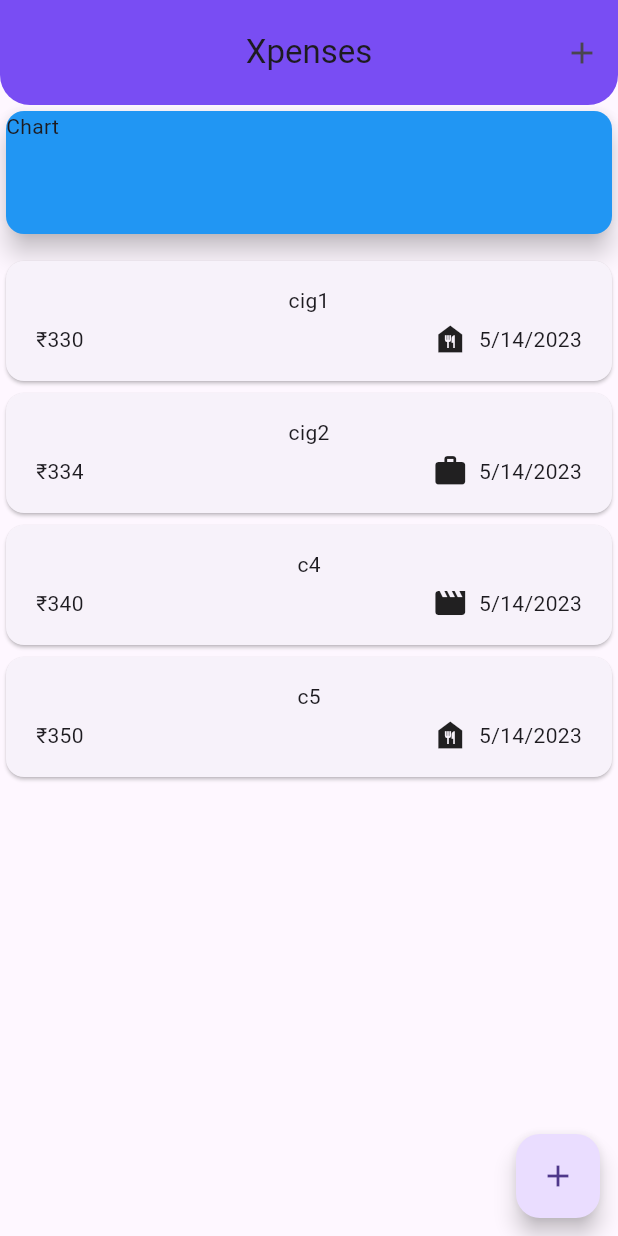
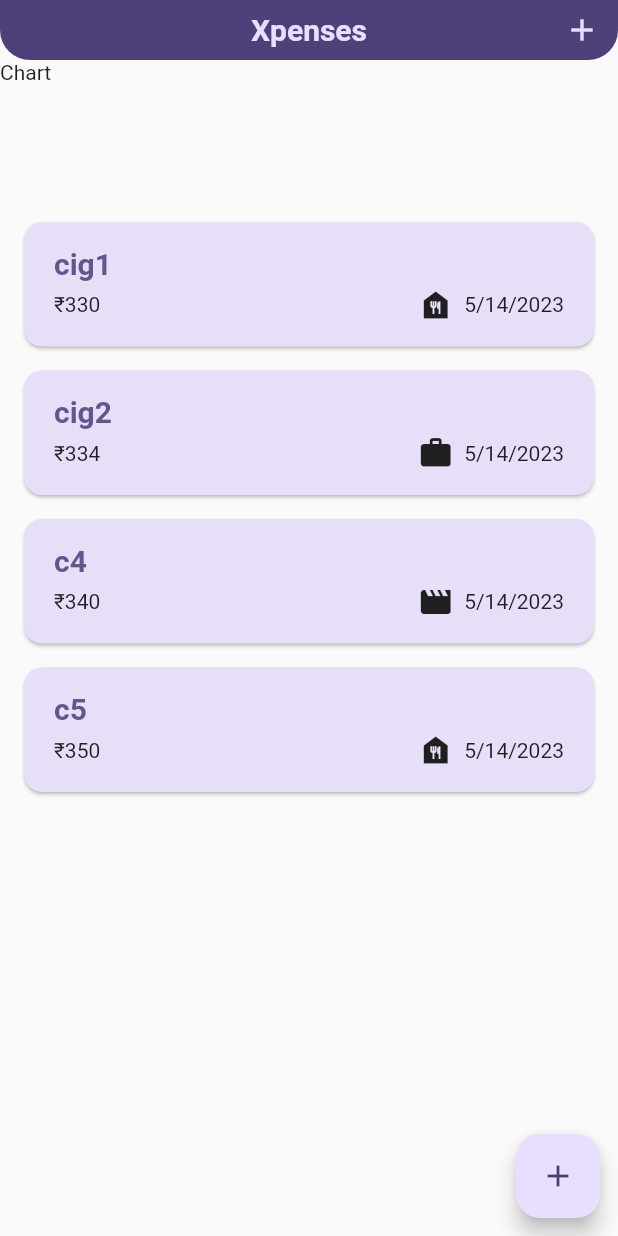
Before and after one commit to shivam-bajaj/Expense-Flutter-Mobile-App, a Flutter app: the screen it shows after launch, on a phone screen of 412 x 824 dp. Run offline on Flutter 3.47's test engine with Material 2 defaults, Android fonts, the phone set to English and light mode, and no system bars.

Commit message:
theming  and dismissal widget

```diff
--- a/lib/main.dart
+++ b/lib/main.dart
@@ -4,22 +4,51 @@ import 'package:xpenses/widgets/expenses_list.dart';
 
 import 'models/expenses.dart';
 
-void main() => runApp(MyApp());
+var kColorScheme = ColorScheme.fromSeed(seedColor: Colors.deepPurpleAccent);
 
-class MyApp extends StatelessWidget {
-  const MyApp({super.key});
-
-  @override
-  Widget build(BuildContext context) {
-    return MaterialApp(
+void main() => runApp(MaterialApp(
       title: 'Xpenses',
-      theme: ThemeData(useMaterial3: true),
-      home: HomePage(),
-    );
-  }
-}
+      theme: ThemeData().copyWith(
+        useMaterial3: true,
+        colorScheme: kColorScheme,
+        appBarTheme: const AppBarTheme().copyWith(
+          backgroundColor: kColorScheme.onPrimaryContainer,
+          foregroundColor: kColorScheme.primaryContainer,
+          centerTitle: true,
+          elevation: 10,
+          toolbarHeight: 40,
+          shape: const RoundedRectangleBorder(
+            borderRadius: BorderRadius.vertical(bottom: Radius.circular(20)),
+          ),
+        ),
+        cardTheme: const CardTheme().copyWith(
+          color: kColorScheme.secondaryContainer,
+          margin: const EdgeInsets.symmetric(horizontal: 16, vertical: 8),
+        ),
+        elevatedButtonTheme: ElevatedButtonThemeData(
+            style: ElevatedButton.styleFrom(
+          backgroundColor: kColorScheme.primary,
+          foregroundColor: kColorScheme.primaryContainer,
+        )),
+        textButtonTheme: TextButtonThemeData(
+            style: TextButton.styleFrom(
+          backgroundColor: kColorScheme.secondary,
+          foregroundColor: kColorScheme.secondaryContainer,
+        )),
+        textTheme: ThemeData().textTheme.copyWith(
+              titleLarge: TextStyle(
+                fontWeight: FontWeight.bold,
+                fontSize: 20,
+                color: kColorScheme.primary,
+              ),
+            ),
+      ),
+      home: const HomePage(),
+    ));
 
 class HomePage extends StatefulWidget {
+  const HomePage({super.key});
+
   @override
   State<HomePage> createState() => _HomePageState();
 }
@@ -55,6 +84,28 @@ class _HomePageState extends State<HomePage> {
     });
   }
 
+  void _removeExpense(Expense expense) {
+    final expenseIndex = _userExpenses.indexOf(expense);
+    setState(() {
+      _userExpenses.remove(expense);
+    });
+    ScaffoldMessenger.of(context).clearSnackBars();
+    ScaffoldMessenger.of(context).showSnackBar(
+      SnackBar(
+        content: const Text('Expense Deleted'),
+        duration: const Duration(seconds: 4),
+        action: SnackBarAction(
+          label: 'Undo',
+          onPressed: () {
+            setState(() {
+              _userExpenses.insert(expenseIndex, expense);
+            });
+          },
+        ),
+      ),
+    );
+  }
+
   void _openAddExpenseOverlay() {
     showModalBottomSheet(
         isScrollControlled: true,
@@ -68,15 +119,19 @@ class _HomePageState extends State<HomePage> {
 
   @override
   Widget build(BuildContext context) {
+    Widget mainContent = ExpensesList(
+      expenses: _userExpenses,
+      onRemoveExpense: _removeExpense,
+    );
+    if (_userExpenses.isEmpty) {
+      mainContent = const Center(
+        child: Text("No Expense found, Start adding some"),
+      );
+    }
+
     return Scaffold(
       appBar: AppBar(
         title: const Text('Xpenses'),
-        centerTitle: true,
-        elevation: 10,
-        backgroundColor: Colors.deepPurpleAccent,
-        shape: const RoundedRectangleBorder(
-            borderRadius: BorderRadius.vertical(bottom: Radius.circular(20))),
-        toolbarHeight: 70,
         actions: [
           IconButton(
               icon: const Icon(Icons.add_outlined),
@@ -89,21 +144,15 @@ class _HomePageState extends State<HomePage> {
         onPressed: _openAddExpenseOverlay,
       ),
       body: Column(
-        crossAxisAlignment: CrossAxisAlignment.stretch,
+        // crossAxisAlignment: CrossAxisAlignment.stretch,
         children: <Widget>[
           Container(
               width: double.infinity,
               height: 100,
-              padding: new EdgeInsets.only(bottom: 10),
-              child: Card(
-                child: Text("Chart"),
-                color: Colors.blue,
-                elevation: 7,
-              )),
+              padding: const EdgeInsets.only(bottom: 10),
+              child: Text("Chart")),
           Expanded(
-            child: ExpensesList(
-              expenses: _userExpenses,
-            ),
+            child: mainContent,
           ),
         ],
       ),
--- a/lib/widgets/expense_item.dart
+++ b/lib/widgets/expense_item.dart
@@ -9,10 +9,14 @@ class ExpenseItem extends StatelessWidget {
   Widget build(BuildContext context) {
     return Card(
       child: Padding(
-        padding: EdgeInsets.symmetric(horizontal: 20, vertical: 16),
+        padding: const EdgeInsets.symmetric(horizontal: 20, vertical: 16),
         child: Column(
+          crossAxisAlignment: CrossAxisAlignment.start,
           children: [
-            Text(expense.title),
+            Text(
+              expense.title,
+              style: Theme.of(context).textTheme.titleLarge,
+            ),
             SizedBox(
               height: 4,
             ),
--- a/lib/widgets/expenses_list.dart
+++ b/lib/widgets/expenses_list.dart
@@ -1,21 +1,27 @@
 import 'package:flutter/material.dart';
+import 'package:xpenses/main.dart';
 import 'package:xpenses/widgets/expense_item.dart';
 import '../models/expenses.dart';
 
 class ExpensesList extends StatelessWidget {
   final List<Expense> expenses;
+  final void Function(Expense expense) onRemoveExpense;
 
-  const ExpensesList({super.key, required this.expenses});
+  const ExpensesList(
+      {super.key, required this.expenses, required this.onRemoveExpense});
 
   @override
   Widget build(BuildContext context) {
-    return Container(
-      height: 300,
-      child: ListView.builder(
-        itemCount: expenses.length,
-        itemBuilder: (ctx, index) {
-          return ExpenseItem(expenses[index]);
-        },
+    return ListView.builder(
+      itemCount: expenses.length,
+      itemBuilder: (ctx, index) => Dismissible(
+        background: Container(
+          // color: kColorScheme.error,
+          color: Theme.of(context).colorScheme.error,
+        ),
+        onDismissed: (direction) => onRemoveExpense(expenses[index]),
+        key: ValueKey(expenses[index]),
+        child: ExpenseItem(expenses[index]),
       ),
     );
   }
--- a/lib/widgets/new_expense.dart
+++ b/lib/widgets/new_expense.dart
@@ -71,9 +71,7 @@ class _NewExpenseState extends State<NewExpense> {
 
   @override
   Widget build(BuildContext context) {
-    return Card(
-      elevation: 3,
-      child: Padding(
+    return Padding(
       padding: EdgeInsets.fromLTRB(16, 25, 16, 16),
       child: Column(
         crossAxisAlignment: CrossAxisAlignment.end,
@@ -144,7 +142,6 @@ class _NewExpenseState extends State<NewExpense> {
           )
         ],
       ),
-      ),
     );
   }
 }
```
Lines whose indentation alone changed are shown as unchanged.
